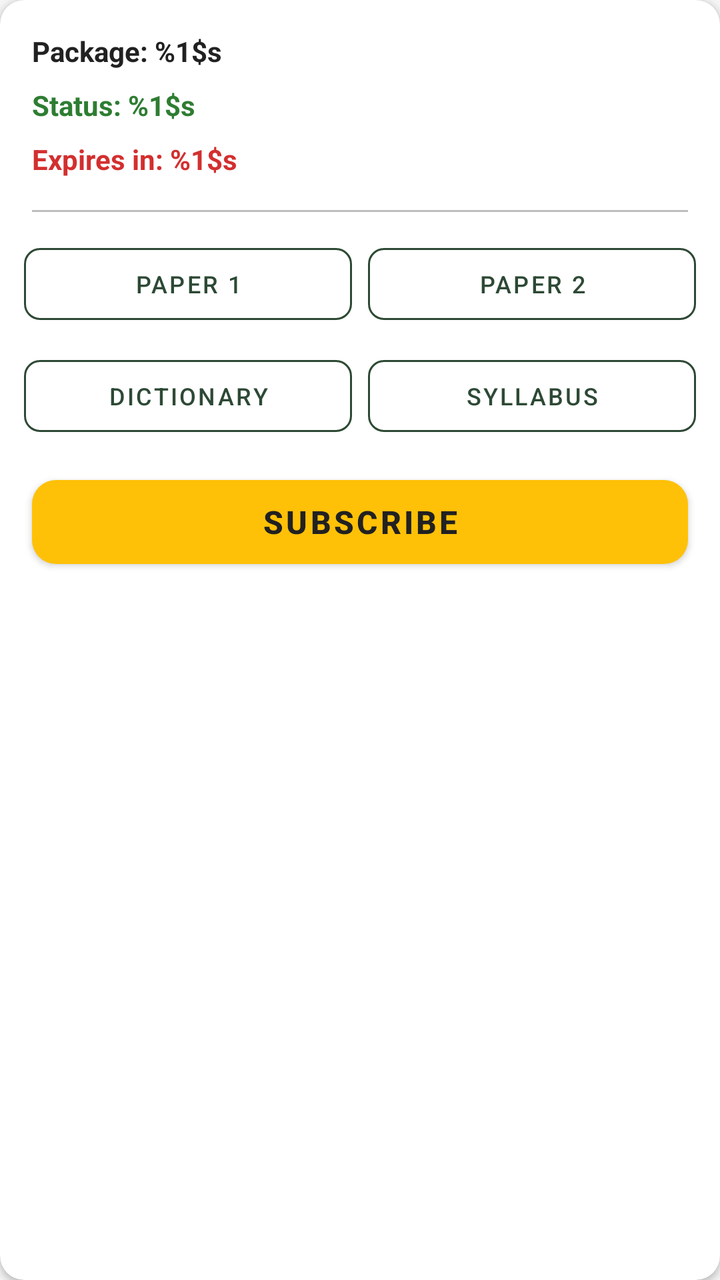
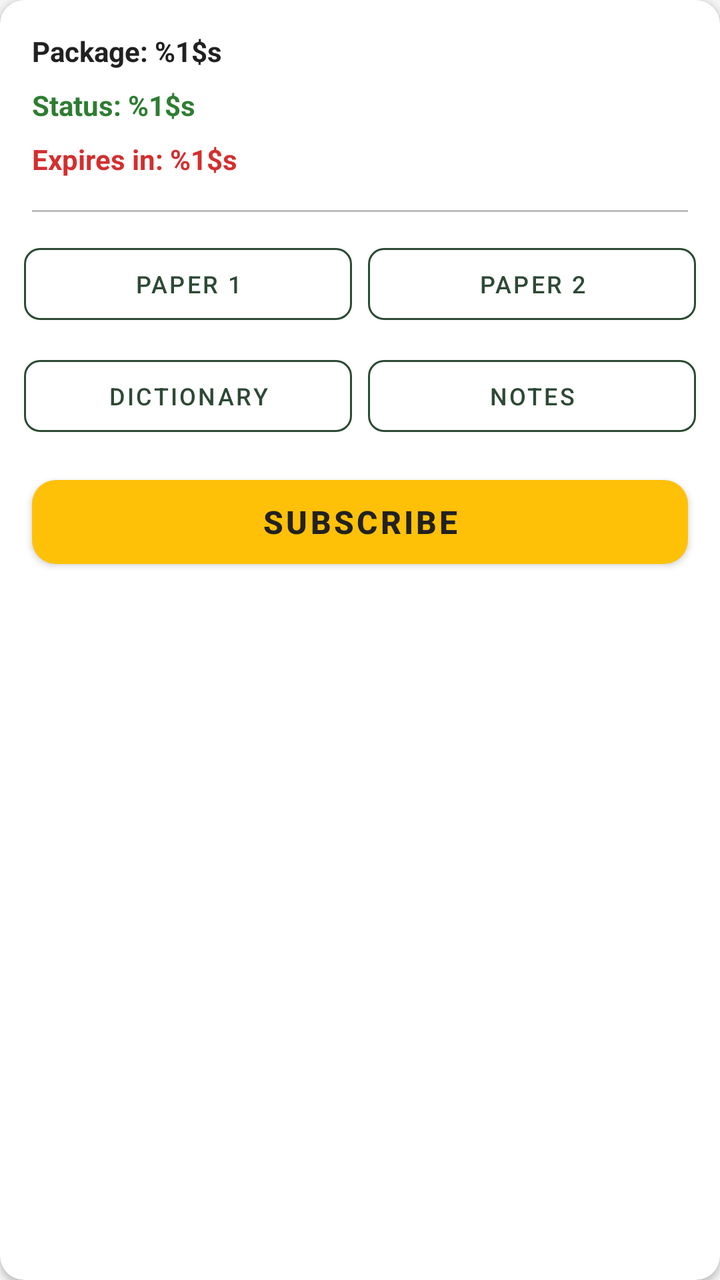

An Android layout rendered at two revisions. The XML below is the earlier revision; the diff shows what the commit changed to produce the second picture.
<!-- AndroidManifest.xml: application theme Theme.GCEOLMCQS -->
<!-- res/layout/subject_item_card.xml -->
<?xml version="1.0" encoding="utf-8"?>
<androidx.cardview.widget.CardView xmlns:android="http://schemas.android.com/apk/res/android"
    xmlns:app="http://schemas.android.com/apk/res-auto"
    android:id="@+id/layoutSubjectNavItem"
    android:layout_width="match_parent"
    android:layout_height="wrap_content"
    android:layout_margin="@dimen/margin_8"
    app:cardCornerRadius="@dimen/card_corner_radius_12"
    app:cardElevation="2dp"
    app:cardBackgroundColor="@color/card_background">

    <LinearLayout
        android:layout_width="match_parent"
        android:layout_height="wrap_content"
        android:orientation="vertical">

        
        <RelativeLayout
            android:id="@+id/titleLo"
            android:layout_width="match_parent"
            android:layout_height="wrap_content"
            android:padding="@dimen/margin_16"
            android:background="@drawable/drawable_background_biology"
            android:visibility="gone">

            <TextView
                android:id="@+id/subjectTitleTv"
                android:layout_width="wrap_content"
                android:layout_height="wrap_content"
                android:text="Biology"
                android:textColor="@color/white"
                android:textSize="@dimen/text_size_20"
                android:textStyle="bold"
                android:layout_centerVertical="true"/>

            <ImageView
                android:id="@+id/navArrowLo"
                android:layout_width="24dp"
                android:layout_height="24dp"
                android:layout_alignParentEnd="true"
                android:layout_centerVertical="true"
                android:src="@drawable/ic_navigate_next"
                app:tint="@color/white"
                android:visibility="gone"/>
        </RelativeLayout>

        <LinearLayout
            android:id="@+id/contentLo"
            android:layout_width="match_parent"
            android:layout_height="wrap_content"
            android:orientation="vertical"
            android:padding="@dimen/margin_16">

            
            <TextView
                android:id="@+id/tvPackageType"
                android:layout_width="match_parent"
                android:layout_height="wrap_content"
                android:layout_marginBottom="8dp"
                android:text="@string/package_info"
                android:textColor="@color/primary_text_color"
                android:textSize="@dimen/text_size_14"
                android:textStyle="bold" />

            
            <TextView
                android:id="@+id/tvSubjectStatus"
                android:layout_width="match_parent"
                android:layout_height="wrap_content"
                android:layout_marginBottom="8dp"
                android:text="@string/status_info"
                android:textColor="@color/color_green"
                android:textSize="@dimen/text_size_14"
                android:textStyle="bold" />

            
            <TextView
                android:id="@+id/expiresInTv"
                android:layout_width="match_parent"
                android:layout_height="wrap_content"
                android:text="@string/expires_in"
                android:textColor="@color/color_red"
                android:textSize="@dimen/text_size_14"
                android:textStyle="bold" />

        </LinearLayout>

        
        <View
            android:layout_width="match_parent"
            android:layout_height="1dp"
            android:background="@color/divider_color"
            android:layout_marginHorizontal="@dimen/margin_16"/>

        
        <GridLayout
            android:layout_width="match_parent"
            android:layout_height="wrap_content"
            android:columnCount="2"
            android:padding="@dimen/margin_8">

            <com.google.android.material.button.MaterialButton
                android:id="@+id/tvPaper1"
                style="@style/Widget.MaterialComponents.Button.OutlinedButton"
                android:layout_width="0dp"
                android:layout_height="wrap_content"
                android:layout_columnWeight="1"
                android:layout_margin="4dp"
                android:text="@string/paper_1"
                android:textSize="12sp"
                app:strokeColor="@color/color_primary"
                android:textColor="@color/color_primary"
                app:cornerRadius="8dp" />

            <com.google.android.material.button.MaterialButton
                android:id="@+id/tvPaper2"
                style="@style/Widget.MaterialComponents.Button.OutlinedButton"
                android:layout_width="0dp"
                android:layout_height="wrap_content"
                android:layout_columnWeight="1"
                android:layout_margin="4dp"
                android:text="@string/paper_2"
                android:textSize="12sp"
                app:strokeColor="@color/color_primary"
                android:textColor="@color/color_primary"
                app:cornerRadius="8dp" />

            <com.google.android.material.button.MaterialButton
                android:id="@+id/tvDictionary"
                style="@style/Widget.MaterialComponents.Button.OutlinedButton"
                android:layout_width="0dp"
                android:layout_height="wrap_content"
                android:layout_columnWeight="1"
                android:layout_margin="4dp"
                android:text="@string/dictionary"
                android:textSize="12sp"
                app:strokeColor="@color/color_primary"
                android:textColor="@color/color_primary"
                app:cornerRadius="8dp" />

            <com.google.android.material.button.MaterialButton
                android:id="@+id/tvSyllabus"
                style="@style/Widget.MaterialComponents.Button.OutlinedButton"
                android:layout_width="0dp"
                android:layout_height="wrap_content"
                android:layout_columnWeight="1"
                android:layout_margin="4dp"
                android:text="@string/syllabus"
                android:textSize="12sp"
                app:strokeColor="@color/color_primary"
                android:textColor="@color/color_primary"
                app:cornerRadius="8dp" />

        </GridLayout>

        
        <com.google.android.material.button.MaterialButton
            android:id="@+id/btnSubscribe"
            android:layout_width="match_parent"
            android:layout_height="54dp"
            android:layout_marginHorizontal="@dimen/margin_16"
            android:layout_marginBottom="@dimen/margin_16"
            android:text="@string/subscribe"
            android:textSize="16sp"
            android:textStyle="bold"
            android:textColor="@color/btn_subscribe_text"
            app:backgroundTint="@color/btn_subscribe_background"
            app:cornerRadius="12dp"
            app:elevation="4dp" />

    </LinearLayout>
</androidx.cardview.widget.CardView>
<!-- resources referenced by this layout -->
<resources>
  <color name="card_background">#FFFFFF</color>
  <color name="color_green">#2E7D32</color>
  <color name="color_primary">#2D4935</color>
  <color name="color_red">#D32F2F</color>
  <color name="divider_color">#BDBDBD</color>
  <color name="primary_text_color">#212121</color>
  <color name="white">#FFFFFFFF</color>
  <dimen name="card_corner_radius_12">12dp</dimen>
  <dimen name="margin_16">16dp</dimen>
  <dimen name="margin_8">8dp</dimen>
  <dimen name="text_size_14">14sp</dimen>
  <dimen name="text_size_20">20sp</dimen>
  <string name="dictionary">Dictionary</string>
  <string name="expires_in">Expires in: %1$s</string>
  <string name="package_info">Package: %1$s</string>
  <string name="paper_1">Paper 1</string>
  <string name="paper_2">Paper 2</string>
  <string name="status_info">Status: %1$s</string>
  <string name="subscribe">Subscribe</string>
  <string name="syllabus">Syllabus</string>
  <style name="Theme.GCEOLMCQS" parent="Theme.MaterialComponents.DayNight.DarkActionBar">
          
          <item name="colorPrimary">@color/color_primary</item>
          <item name="colorPrimaryVariant">@color/color_primary_variant</item>
          <item name="colorOnPrimary">@color/color_on_primary</item>
          <item name="colorAccent">@color/colorAccent</item>
  
          
          <item name="colorSecondary">@color/color_secondary</item>
          <item name="colorSecondaryVariant">@color/color_secondary_dark</item>
          <item name="colorOnSecondary">@color/color_on_secondary</item>
  
          
          <item name="android:statusBarColor">@color/color_primary_variant</item>
  
          
          <item name="android:windowBackground">@color/background</item>
          <item name="cardViewStyle">@style/CustomCardViewStyle</item>
  
          
          <item name="android:textColorPrimary">@color/primary_text_color</item>
          <item name="android:textColor">@color/primary_text_color</item>
      </style>
  <color name="color_primary_variant">#233828</color>
  <color name="color_on_primary">@color/white</color>
  <color name="colorAccent">#FFC107</color>
  <color name="color_secondary">#F4D884</color>
  <color name="color_secondary_dark">#BDA766</color>
  <color name="color_on_secondary">#141414</color>
  <color name="background">#F5F5F5</color>
  <style name="CustomCardViewStyle" parent="Widget.MaterialComponents.CardView">
          <item name="cardBackgroundColor">@color/card_background</item>
      </style>
</resources>

<!-- the commit's change to res/layout/subject_item_card.xml (unified diff, before → after) -->
@@ -145,7 +145,7 @@
                 android:layout_height="wrap_content"
                 android:layout_columnWeight="1"
                 android:layout_margin="4dp"
-                android:text="@string/syllabus"
+                android:text="@string/notes"
                 android:textSize="12sp"
                 app:strokeColor="@color/color_primary"
                 android:textColor="@color/color_primary"
<!-- resource entries referenced after the edit -->
@@ -14,12 +14,12 @@
   <dimen name="text_size_20">20sp</dimen>
   <string name="dictionary">Dictionary</string>
   <string name="expires_in">Expires in: %1$s</string>
+  <string name="notes">Notes</string>
   <string name="package_info">Package: %1$s</string>
   <string name="paper_1">Paper 1</string>
   <string name="paper_2">Paper 2</string>
   <string name="status_info">Status: %1$s</string>
   <string name="subscribe">Subscribe</string>
-  <string name="syllabus">Syllabus</string>
   <style name="Theme.GCEOLMCQS" parent="Theme.MaterialComponents.DayNight.DarkActionBar">
           
           <item name="colorPrimary">@color/color_primary</item>
